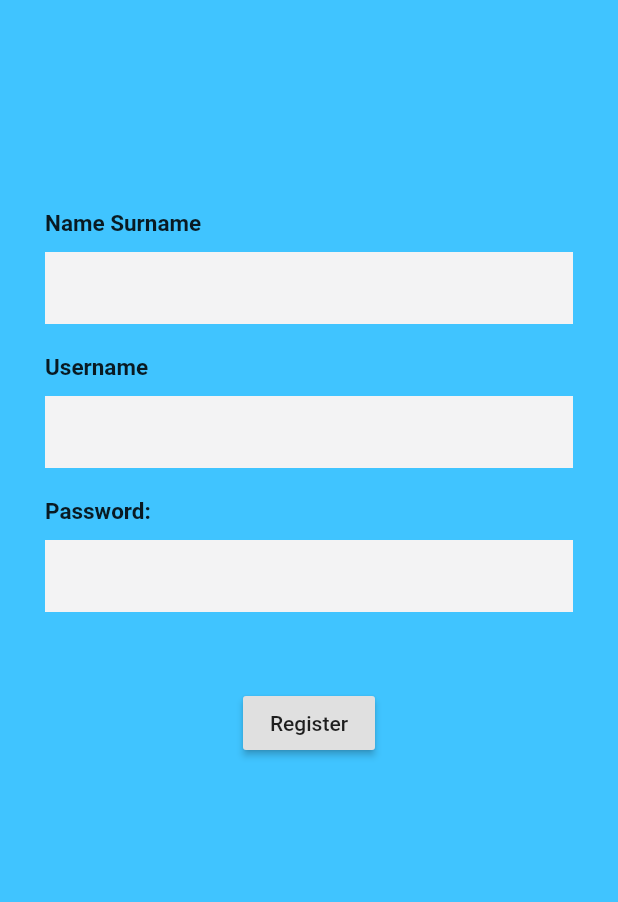
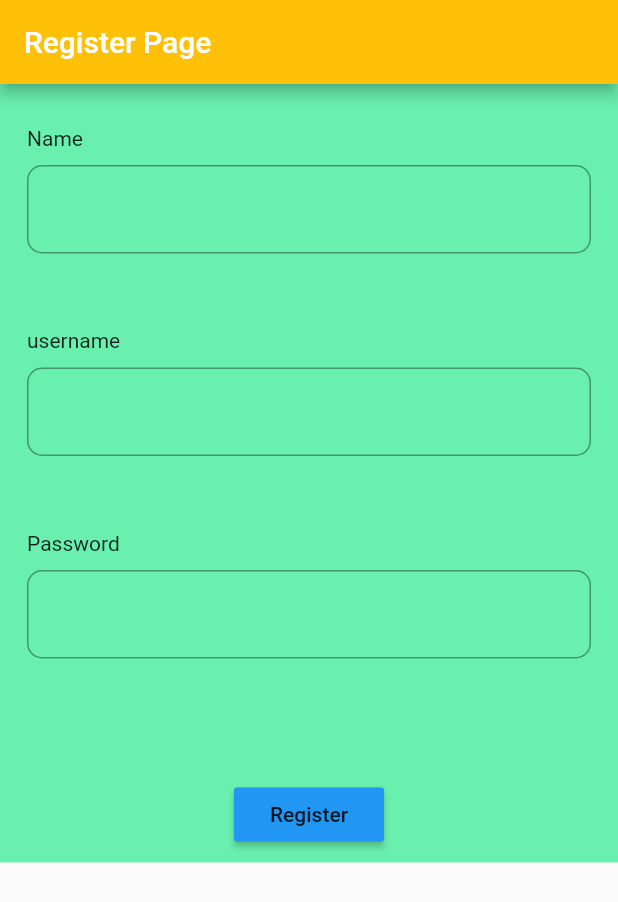
Before and after one commit to topalh16/Register_Login_Flutter_Application, a Flutter app: the screen it shows after launch, on a phone screen of 412 x 824 dp. Shown: the top 902 px of the screen. Run offline on Flutter 3.47's test engine with Material 2 defaults, Android fonts, the phone set to English and light mode, and no system bars; our stand-ins replace shared_preferences.

Commit message:
sec commit

```diff
--- a/lib/main.dart
+++ b/lib/main.dart
@@ -1,6 +1,8 @@
+import 'package:flutter/cupertino.dart';
 import 'package:flutter/material.dart';
 import 'package:shared_preferences/shared_preferences.dart';
 import 'main1.dart';
+
 void main() {
   runApp(MyApp());
 }
@@ -8,8 +10,8 @@ void main() {
 SharedPreferences localStorage;
 
 TextEditingController nameController = new TextEditingController();
+TextEditingController passwordController = new TextEditingController();
 TextEditingController usernameController = new TextEditingController();
-TextEditingController pwdController = new TextEditingController();
 
 
 class MyApp extends StatelessWidget {
@@ -20,125 +22,152 @@ class MyApp extends StatelessWidget {
   Widget build(BuildContext context) {
     // TODO: implement build
     return MaterialApp(
+      debugShowCheckedModeBanner: false,
       home: MyHome(),
     );
   }
 }
 
 class MyHome extends StatelessWidget  {
+  final _fKey = GlobalKey<FormState>();
+  void _sbt()  {
+    final isValid = _fKey.currentState.validate();
+    if(!isValid){
+      return _sbt();
+    }
+    _fKey.currentState.save();
+  }
+
   @override
   Widget build(BuildContext context) {
     // TODO: implement build
     return Scaffold(
-      backgroundColor: Colors.lightBlueAccent,
-      body: SingleChildScrollView(
+      appBar: AppBar(
+        backgroundColor: Colors.amber,
+        title: Text('Register Page'),
+      ),
+      body: Container(
+        color: Colors.greenAccent,
         child: Padding(
-          padding: const EdgeInsets.all(30.0),
-          child: Center (
+          padding: const EdgeInsets.all(8.0),
+          child: SingleChildScrollView(
+            child: Center(
               child: Column(
                 children: <Widget>[
-                Padding(
-                  padding: EdgeInsets.only(top: 100),
-                ),
                   Container(
                     margin: EdgeInsets.symmetric(vertical: 10),
+                    child: Padding(
+                      padding: const EdgeInsets.all(10.0),
+                      child: Form(
+                        key: _fKey,
                         child: Column(
                           crossAxisAlignment: CrossAxisAlignment.start,
                           children: <Widget>[
-                      Text(
-                        "Name Surname",
-                        style:
-                        TextStyle(fontWeight: FontWeight.bold, fontSize: 15),
-                      ),
+                            Text('Name'),
                             SizedBox(
                               height: 10,
                             ),
-                      TextField(
+                            TextFormField(
+                              onFieldSubmitted: (value) {
+                                //validator
+                              },
+                              validator: (value) {
+                                if(value.isEmpty) {
+                                  return 'Enter a valid name';
+                                }
+                                return null;
+                              },
                               controller: nameController,
                               obscureText: false,
                               decoration: InputDecoration(
-                          border: InputBorder.none,
-                          fillColor: Color(0xfff3f3f4),
-                          filled: true
-                        ),
-                      )
-                    ],
+                                border: OutlineInputBorder(
+                                  borderRadius: BorderRadius.all(Radius.circular(10.0),
                                   ),
                                 ),
-                Container(
-                  margin: EdgeInsets.symmetric(vertical: 10),
-                  child: Column(
-                    crossAxisAlignment: CrossAxisAlignment.start,
-                    children: <Widget>[
-                      Text(
-                        "Username",
-                        style:
-                        TextStyle(fontWeight: FontWeight.bold, fontSize: 15),
                               ),
+                            ),
+
+                            SizedBox(
+                              height: 50,
+                            ),
+                            Text('username'),
                             SizedBox(
                               height: 10,
                             ),
-                      TextField(
+                            TextFormField(
+                              onFieldSubmitted: (value) {
+                                if (value.isEmpty) {
+                                  return 'Enter a valid username';
+                                }
+                                return null;
+                              },
                               controller: usernameController,
                               obscureText: false,
                               decoration: InputDecoration(
-                            border: InputBorder.none,
-                            fillColor: Color(0xfff3f3f4),
-                            filled: true
-                        ),
-                      )
-                    ],
+                                border: OutlineInputBorder(
+                                  borderRadius: BorderRadius.all(Radius.circular(10.0),
                                   ),
                                 ),
-                Container(
-                  margin: EdgeInsets.symmetric(vertical: 10),
-                  child: Column(
-                    crossAxisAlignment: CrossAxisAlignment.start,
-                    children: <Widget>[
-                      Text(
-                        "Password:",
-                        style:
-                        TextStyle(fontWeight: FontWeight.bold, fontSize: 15),
                               ),
+                            ),
+                            SizedBox(
+                              height: 50,
+                            ),
+                            Text('Password'),
                             SizedBox(
                               height: 10,
                             ),
-                      TextField(
-                        controller: pwdController,
-                        obscureText: true,
+                            TextFormField(
+                              onFieldSubmitted: (value) {
+                                if (value.isEmpty) {
+                                  return 'Enter a valid password';
+                                }
+                                return null;
+                              },
+                              controller: passwordController,
+                              obscureText: false,
                               decoration: InputDecoration(
-                          border: InputBorder.none,
-                          fillColor: Color(0xfff3f3f4),
-                          filled: true
+                                border: OutlineInputBorder(
+                                  borderRadius: BorderRadius.all(Radius.circular(10.0),
+                                  ),
+                                ),
                               ),
                             ),
                           ],
                         ),
                       ),
-                Padding(
-                  padding: EdgeInsets.only(top: 40),
+                    ),
+                  ),
+                  SizedBox(
+                    height: 60,
                   ),
                   RaisedButton(
-                    child: Text('Register'),
+                    color: Colors.blue,
+                    child: Padding(
+                      padding: const EdgeInsets.all(8.0),
+                      child: Column(
+                        children: [
+                          Text(
+                            "Register"
+                          ),
+                        ],
+                      ),
+                    ),
                     onPressed: () {
-                    Navigator.push(context, MaterialPageRoute(builder: (context){
+                      _sbt();
+                      SharedPrefs.saveName(nameController.text);
+                      SharedPrefs.savePassword(passwordController.text);
+                      SharedPrefs.saveUserName(usernameController.text);
+                      Navigator.push(context, MaterialPageRoute(
+                        builder: (context) {
                           return Login();
-                    })
-                    );
                         }
                       ),
-                Padding(
-                  padding: EdgeInsets.only(top:40 ),
+                      );
+                    },
+                  )
+                ],
               ),
-                if (localStorage!=null)
-                  Padding(
-                    padding: const EdgeInsets.all(15.0),
-                    child: Text("User Logged in!!! ->  Name Surname: "
-                        "${localStorage.get('Welcome')}  "
-                        "Username: ${localStorage.get('username')}", style: TextStyle(fontSize: 20),
-                    ),
-                  ),
-              ],
             ),
           ),
         ),
@@ -147,9 +176,21 @@ class MyHome extends StatelessWidget  {
   }
 }
 
-save () async  {
-  await MyApp.init();
-  localStorage.setString('name_surname', nameController.text.toString());
-  localStorage.setString('username', usernameController.text.toString());
-  localStorage.setString('password', pwdController.text.toString());
+class SharedPrefs{
+  static SharedPreferences _local;
+  static Future<void> saveName(String name) async {
+    return _local.setString('name', name);
   }
+  static Future<void> saveUserName(String username) async {
+    return _local.setString('usename', username);
+  }
+  static Future<void> savePassword(String password) async {
+    return _local.setString("password", password);
+  }
+  static Future<void> sharedClear() async {
+    return _local.clear();
+  }
+  static Future<void> login() async {
+    return _local.setBool('login', true);
+  }
+}
```
Also changed, not shown: lib/main1.dart (+79 -53 lines). Lines whose indentation alone changed are shown as unchanged.
